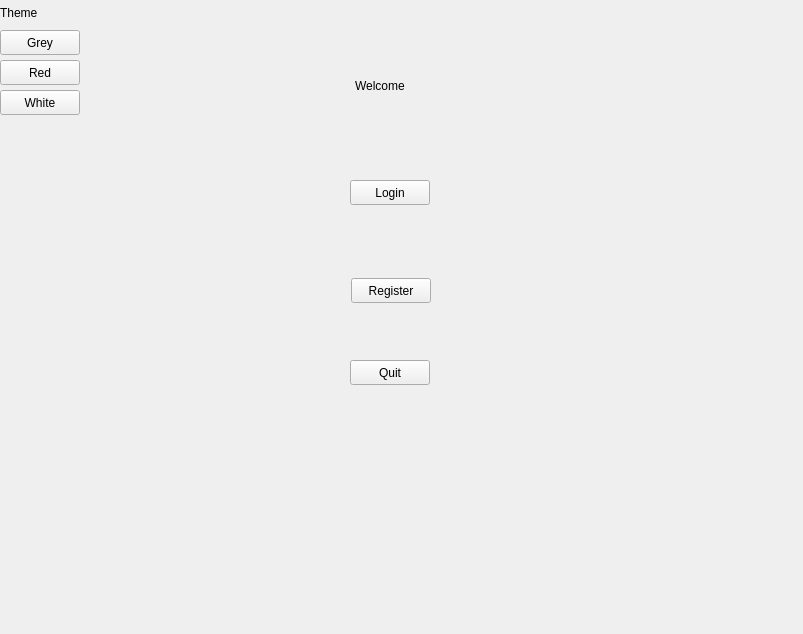
This is src/client_side/QtCode/mainmenuview.ui in nobourge/INFO-F209 as Qt 5 draws it before an edit. The edited form follows.
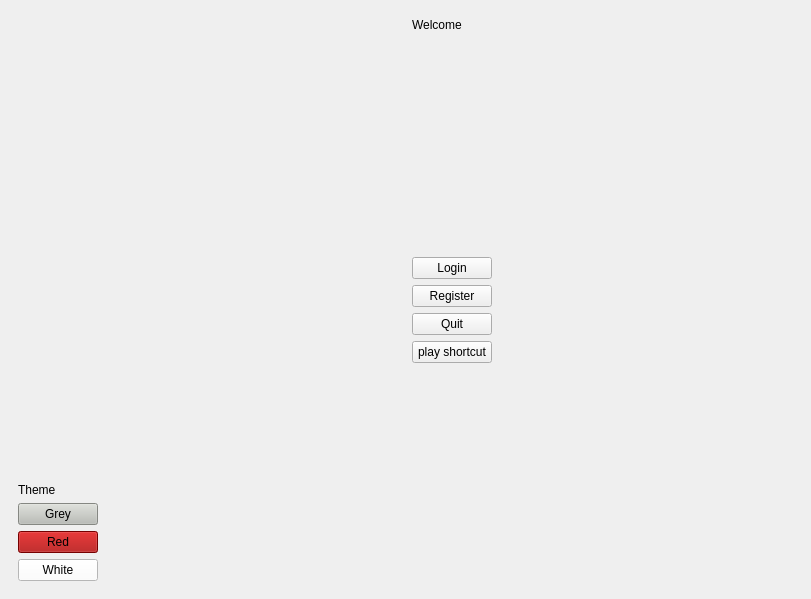
This is the edited form. The open tabs and pages were chosen to show the change. Icons and pictures are not drawn.

Diff of the .ui file:
```diff
--- a/src/client_side/QtCode/mainmenuview.ui
+++ b/src/client_side/QtCode/mainmenuview.ui
@@ -6,8 +6,8 @@
    <rect>
     <x>0</x>
     <y>0</y>
-    <width>803</width>
-    <height>634</height>
+    <width>811</width>
+    <height>599</height>
    </rect>
   </property>
   <property name="windowTitle">
@@ -20,15 +20,11 @@
    <string notr="true"/>
   </property>
   <widget class="QWidget" name="centralwidget">
+   <layout class="QGridLayout" name="gridLayout">
+    <item row="0" column="0">
+     <layout class="QHBoxLayout" name="horizontalLayout">
+      <item>
    <widget class="QStackedWidget" name="stackedWidget">
-    <property name="geometry">
-     <rect>
-      <x>-10</x>
-      <y>0</y>
-      <width>811</width>
-      <height>641</height>
-     </rect>
-    </property>
     <property name="styleSheet">
      <string notr="true"/>
     </property>
@@ -36,110 +32,166 @@
      <number>3</number>
     </property>
     <widget class="QWidget" name="page_3">
-     <widget class="QPushButton" name="pushButton_8">
-      <property name="geometry">
-       <rect>
-        <x>360</x>
-        <y>360</y>
-        <width>80</width>
-        <height>25</height>
-       </rect>
-      </property>
-      <property name="text">
-       <string>Quit</string>
-      </property>
-     </widget>
+         <layout class="QGridLayout" name="gridLayout_6">
+          <item row="0" column="2" rowspan="2">
+           <layout class="QVBoxLayout" name="verticalLayout">
+            <item>
      <widget class="QLabel" name="label_Welcome">
-      <property name="geometry">
-       <rect>
-        <x>365</x>
-        <y>60</y>
-        <width>61</width>
-        <height>51</height>
-       </rect>
-      </property>
       <property name="text">
        <string>Welcome</string>
       </property>
      </widget>
+            </item>
+            <item>
+             <spacer name="verticalSpacer_2">
+              <property name="orientation">
+               <enum>Qt::Vertical</enum>
+              </property>
+              <property name="sizeHint" stdset="0">
+               <size>
+                <width>20</width>
+                <height>40</height>
+               </size>
+              </property>
+             </spacer>
+            </item>
+            <item>
      <widget class="QPushButton" name="pushButton_9">
-      <property name="geometry">
-       <rect>
-        <x>360</x>
-        <y>180</y>
-        <width>80</width>
-        <height>25</height>
-       </rect>
-      </property>
       <property name="text">
        <string>Login</string>
       </property>
      </widget>
+            </item>
+            <item>
+             <widget class="QPushButton" name="pushButton_6">
+              <property name="text">
+               <string>Register</string>
+              </property>
+             </widget>
+            </item>
+            <item>
+             <widget class="QPushButton" name="pushButton_8">
+              <property name="text">
+               <string>Quit</string>
+              </property>
+             </widget>
+            </item>
+            <item>
+             <widget class="QPushButton" name="pushButton_27">
+              <property name="text">
+               <string>play shortcut</string>
+              </property>
+             </widget>
+            </item>
+            <item>
+             <spacer name="verticalSpacer">
+              <property name="orientation">
+               <enum>Qt::Vertical</enum>
+              </property>
+              <property name="sizeHint" stdset="0">
+               <size>
+                <width>20</width>
+                <height>40</height>
+               </size>
+              </property>
+             </spacer>
+            </item>
+           </layout>
+          </item>
+          <item row="1" column="0">
+           <layout class="QVBoxLayout" name="verticalLayout_2">
+            <item>
+             <spacer name="verticalSpacer_7">
+              <property name="orientation">
+               <enum>Qt::Vertical</enum>
+              </property>
+              <property name="sizeHint" stdset="0">
+               <size>
+                <width>20</width>
+                <height>40</height>
+               </size>
+              </property>
+             </spacer>
+            </item>
+            <item>
      <widget class="QLabel" name="label_Theme">
-      <property name="geometry">
-       <rect>
-        <x>10</x>
-        <y>0</y>
-        <width>80</width>
-        <height>25</height>
-       </rect>
-      </property>
       <property name="text">
        <string>Theme</string>
       </property>
      </widget>
+            </item>
+            <item>
      <widget class="QPushButton" name="pushButton_21">
-      <property name="geometry">
-       <rect>
-        <x>10</x>
-        <y>30</y>
-        <width>80</width>
-        <height>25</height>
-       </rect>
+              <property name="styleSheet">
+               <string notr="true">background-color: rgb(186, 189, 182);</string>
       </property>
       <property name="text">
        <string>Grey</string>
       </property>
      </widget>
+            </item>
+            <item>
      <widget class="QPushButton" name="pushButton_22">
-      <property name="geometry">
-       <rect>
-        <x>10</x>
-        <y>60</y>
-        <width>80</width>
-        <height>25</height>
-       </rect>
+              <property name="styleSheet">
+               <string notr="true">background-color: rgb(164, 0, 0);</string>
       </property>
       <property name="text">
        <string>Red</string>
       </property>
      </widget>
+            </item>
+            <item>
      <widget class="QPushButton" name="pushButton_23">
-      <property name="geometry">
-       <rect>
-        <x>10</x>
-        <y>90</y>
-        <width>80</width>
-        <height>25</height>
-       </rect>
+              <property name="styleSheet">
+               <string notr="true">background-color: rgb(255, 255, 255);</string>
       </property>
       <property name="text">
        <string>White</string>
       </property>
      </widget>
-     <widget class="QPushButton" name="pushButton_6">
-      <property name="geometry">
-       <rect>
-        <x>361</x>
-        <y>278</y>
-        <width>80</width>
-        <height>25</height>
-       </rect>
-      </property>
-      <property name="text">
-       <string>Register</string>
-      </property>
-     </widget>
+            </item>
+           </layout>
+          </item>
+          <item row="0" column="4">
+           <spacer name="horizontalSpacer_7">
+            <property name="orientation">
+             <enum>Qt::Horizontal</enum>
+            </property>
+            <property name="sizeHint" stdset="0">
+             <size>
+              <width>40</width>
+              <height>20</height>
+             </size>
+            </property>
+           </spacer>
+          </item>
+          <item row="1" column="1">
+           <spacer name="horizontalSpacer">
+            <property name="orientation">
+             <enum>Qt::Horizontal</enum>
+            </property>
+            <property name="sizeHint" stdset="0">
+             <size>
+              <width>40</width>
+              <height>20</height>
+             </size>
+            </property>
+           </spacer>
+          </item>
+          <item row="0" column="0" colspan="2">
+           <spacer name="horizontalSpacer_8">
+            <property name="orientation">
+             <enum>Qt::Horizontal</enum>
+            </property>
+            <property name="sizeHint" stdset="0">
+             <size>
+              <width>40</width>
+              <height>20</height>
+             </size>
+            </property>
+           </spacer>
+          </item>
+         </layout>
     </widget>
     <widget class="QWidget" name="page_4">
      <widget class="QPushButton" name="pushButton_10">
@@ -3551,6 +3603,10 @@
      </widget>
     </widget>
    </widget>
+      </item>
+     </layout>
+    </item>
+   </layout>
   </widget>
  </widget>
  <resources/>
```
Left out of the diff: 1441 changed lines with no effect on the pictures. Lines whose indentation alone changed are shown as unchanged.
